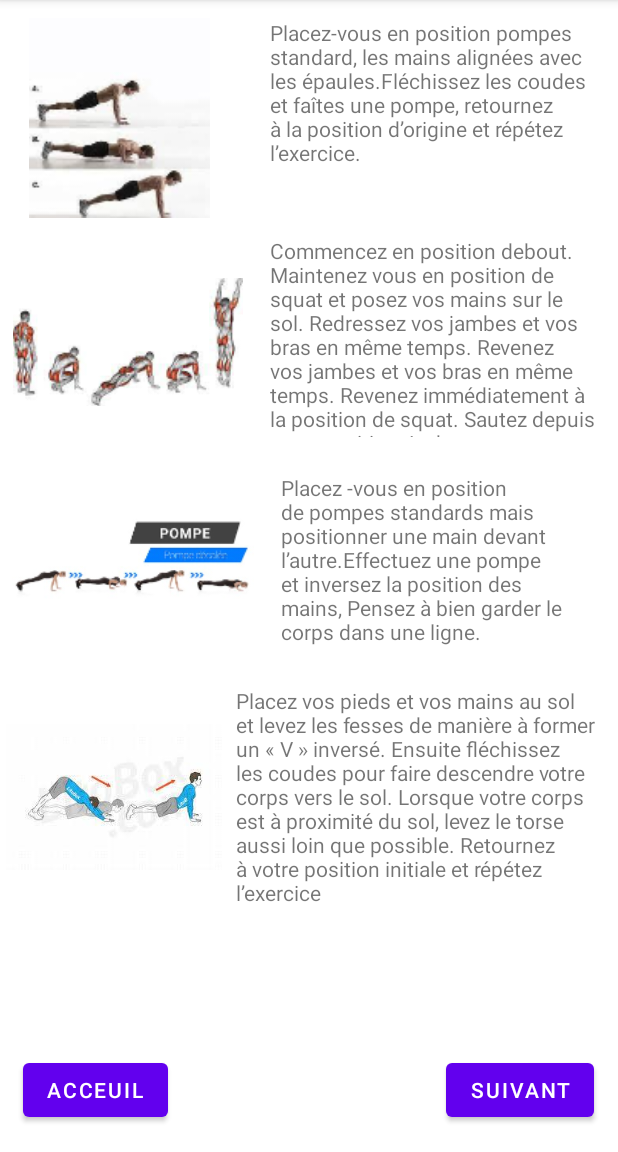
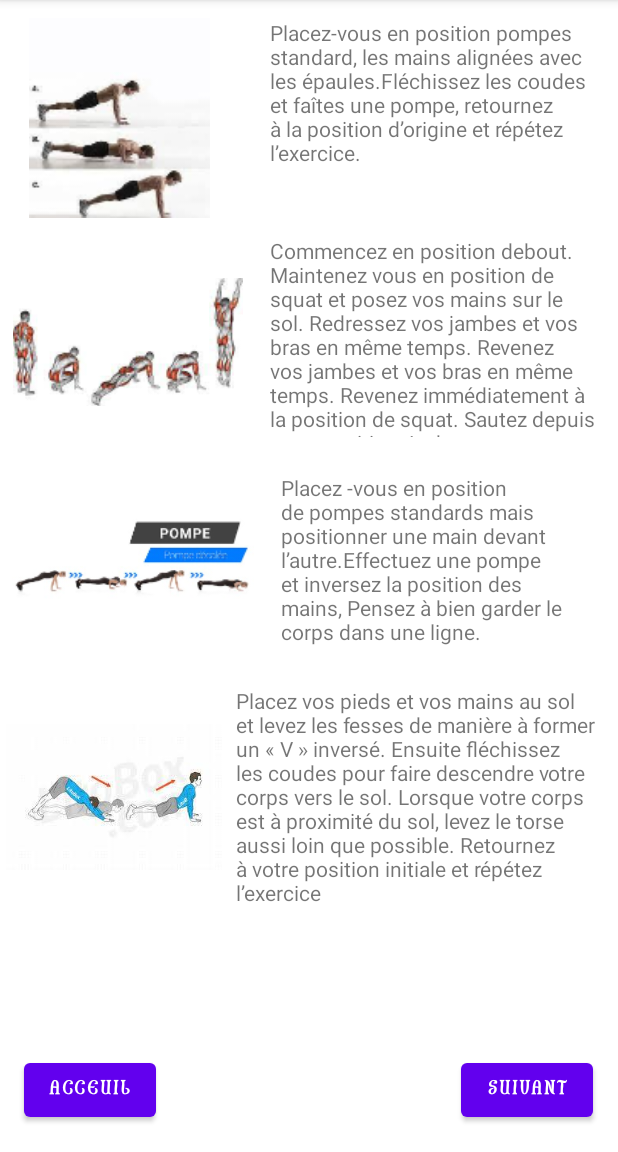
Before and after one commit to Rayane45/NVGUP, an Android app: the Mouvements screen opened directly, with no data from a screen before it, on a phone screen of 412 x 824 dp, the part 84-1236 px from its top. Run offline under Robolectric (Android 15) with nearby library versions, the phone set to English and light mode, and no system bars.

Commit message:
Alors la on a de quoi s'amuser

```diff
--- a/app/src/main/res/layout/mvt_bras_1.xml
+++ b/app/src/main/res/layout/mvt_bras_1.xml
@@ -16,7 +16,8 @@
         app:layout_constraintHorizontal_bias="0.052"
         app:layout_constraintStart_toStartOf="parent"
         app:layout_constraintTop_toTopOf="parent"
-        app:layout_constraintVertical_bias="0.976" />
+        app:layout_constraintVertical_bias="0.976"
+        android:fontFamily="@font/fisherman_bold"/>
 
     <Button
         android:id="@+id/suivant"
@@ -28,7 +29,8 @@
         app:layout_constraintHorizontal_bias="0.948"
         app:layout_constraintStart_toStartOf="parent"
         app:layout_constraintTop_toTopOf="parent"
-        app:layout_constraintVertical_bias="0.976" />
+        app:layout_constraintVertical_bias="0.976"
+        android:fontFamily="@font/fisherman_bold"/>
 
     <ImageView
         android:id="@+id/pompes"
@@ -52,7 +54,8 @@
         android:layout_marginTop="12dp"
         android:text="Placez-vous en position pompes standard, les mains alignées avec les épaules.Fléchissez les coudes et faîtes une pompe, retournez à la position d’origine et répétez l’exercice."
         app:layout_constraintStart_toStartOf="parent"
-        app:layout_constraintTop_toTopOf="parent" />
+        app:layout_constraintTop_toTopOf="parent"
+        />
 
     <ImageView
         android:id="@+id/burpees"
```
Also changed, not shown: app/src/main/res/font/fisherman.otf (added), app/src/main/res/font/fisherman_bold.ttf (added), app/src/main/res/font/fisherman_bold_italic.otf (added), app/src/main/res/font/fisherman_hollow.otf (added), app/src/main/res/font/fisherman_hollow_inverse.otf (added), app/src/main/res/font/fisherman_inverse.otf (added), app/src/main/res/font/fisherman_italic.otf (added), app/src/main/res/font/fisherman_light.otf (added), app/src/main/res/font/hall_of_fame.ttf (added), app/src/main/res/font/hall_of_fame_bold.ttf (added), app/src/main/res/font/smart_watch.ttf (added), app/src/main/res/font/smart_watch_bold.ttf (added), app/src/main/res/font/smart_watch_bold_italic.ttf (added), app/src/main/res/font/smart_watch_italic.ttf (added), 3 more files.
